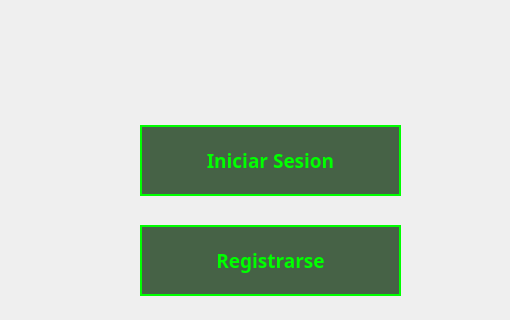
This is Minesweeper/menuprincipal.ui in WeaselSSH/Minesweeper as Qt 5 draws it before an edit; both pictures show x 0 to 510 and y 235 to 555 of the 1000 by 800 pixel window. The edited form follows.
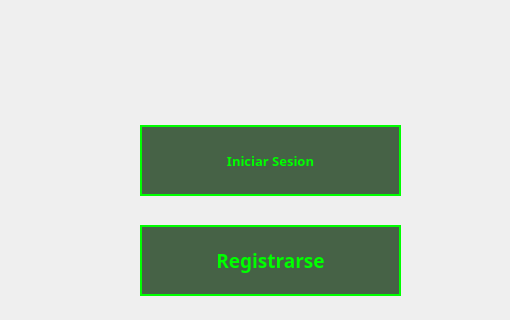
This is the edited form.

Commit message: tuani solucionando bugs de gui

The edit to the form file:
```diff
--- a/Minesweeper/menuprincipal.ui
+++ b/Minesweeper/menuprincipal.ui
@@ -91,7 +91,7 @@
     <property name="font">
      <font>
       <family>Press Start 2P</family>
-      <pointsize>14</pointsize>
+      <pointsize>10</pointsize>
       <bold>true</bold>
      </font>
     </property>
```
The commit also changes 1 other file.
